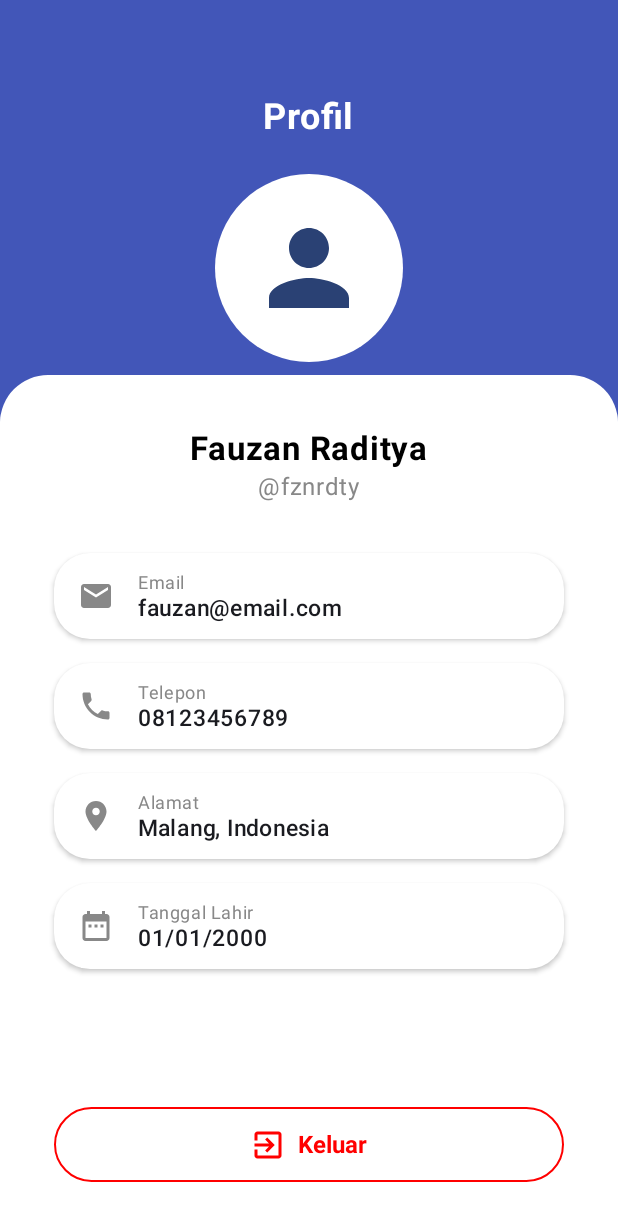
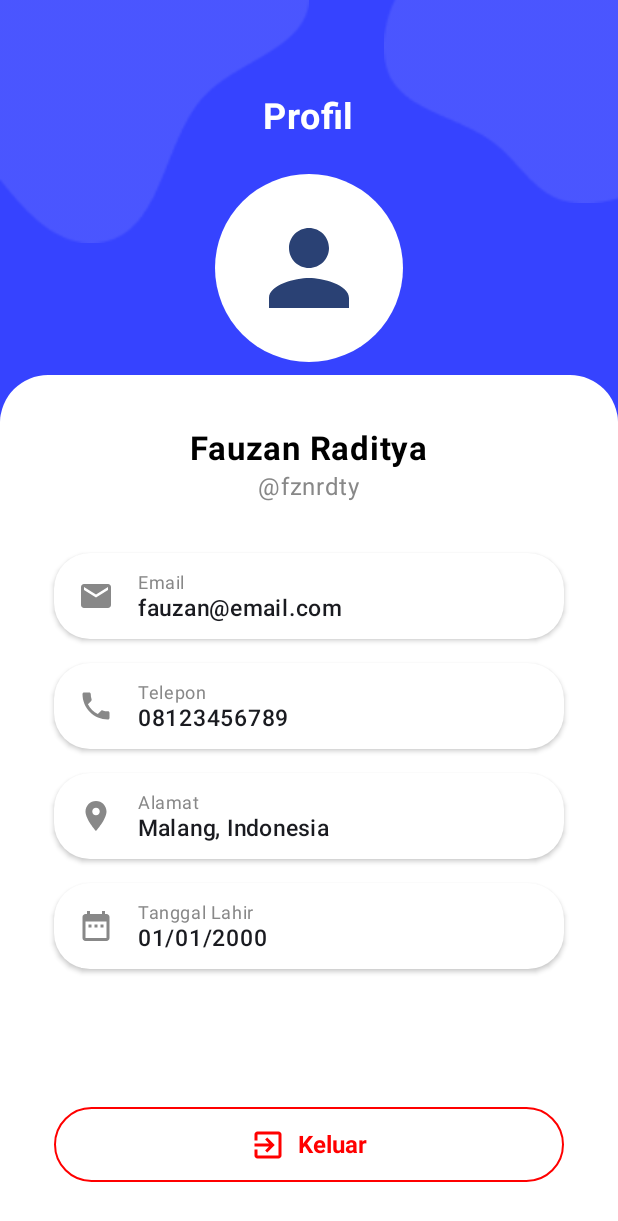
Before and after one commit to dionmarshalll/pam, an Android app built with Jetpack Compose: the @Preview function ProfileScreenPreview, on a phone screen of 412 x 824 dp. Shown: the top 1221 px of the screen. Run offline under Robolectric (Android 15) with nearby library versions, the phone set to English and light mode, and no system bars.

Commit message:
profil candy bg update

```diff
--- a/app/src/main/java/com/example/pam/feature/ProfileScreen.kt
+++ b/app/src/main/java/com/example/pam/feature/ProfileScreen.kt
@@ -1,5 +1,6 @@
 package com.example.pam.feature
 
+import androidx.compose.foundation.Image
 import androidx.compose.foundation.background
 import androidx.compose.foundation.border
 import androidx.compose.foundation.layout.*
@@ -26,6 +27,9 @@ import androidx.navigation.compose.rememberNavController
 import androidx.compose.ui.tooling.preview.Preview
 import com.example.pam.ui.theme.PamTheme
 import androidx.compose.ui.graphics.SolidColor
+import androidx.compose.ui.layout.ContentScale
+import androidx.compose.ui.res.painterResource
+import com.example.pam.R
 
 // Data class untuk menampung info user
 data class User(
@@ -51,9 +55,30 @@ fun ProfileScreen(navController: NavController, user: User) {
                 .fillMaxWidth()
                 .height(300.dp)
                 .clip(RoundedCornerShape(bottomStart = 24.dp, bottomEnd = 24.dp))
-                .background(Color(0xFF4256B8)),
+                .background(Color(0xFF3643FF)),
             contentAlignment = Alignment.TopCenter
         ) {
+
+            Image(
+                painter = painterResource(id = R.drawable.candy_background_1),
+                contentDescription = null,
+                contentScale = ContentScale.FillWidth,
+                modifier = Modifier
+                    .align(Alignment.TopStart)
+                    .fillMaxWidth(0.5f)
+                    .offset(y = (-20).dp)
+            )
+
+            Image(
+                painter = painterResource(id = R.drawable.candy_background_2),
+                contentDescription = null,
+                contentScale = ContentScale.FillWidth,
+                modifier = Modifier
+                    .align(Alignment.TopEnd)
+                    .fillMaxWidth(0.5f)
+                    .offset(x = (50).dp)
+            )
+
             Column(horizontalAlignment = Alignment.CenterHorizontally) {
                 Spacer(modifier = Modifier.height(64.dp))
                 Text(
```
